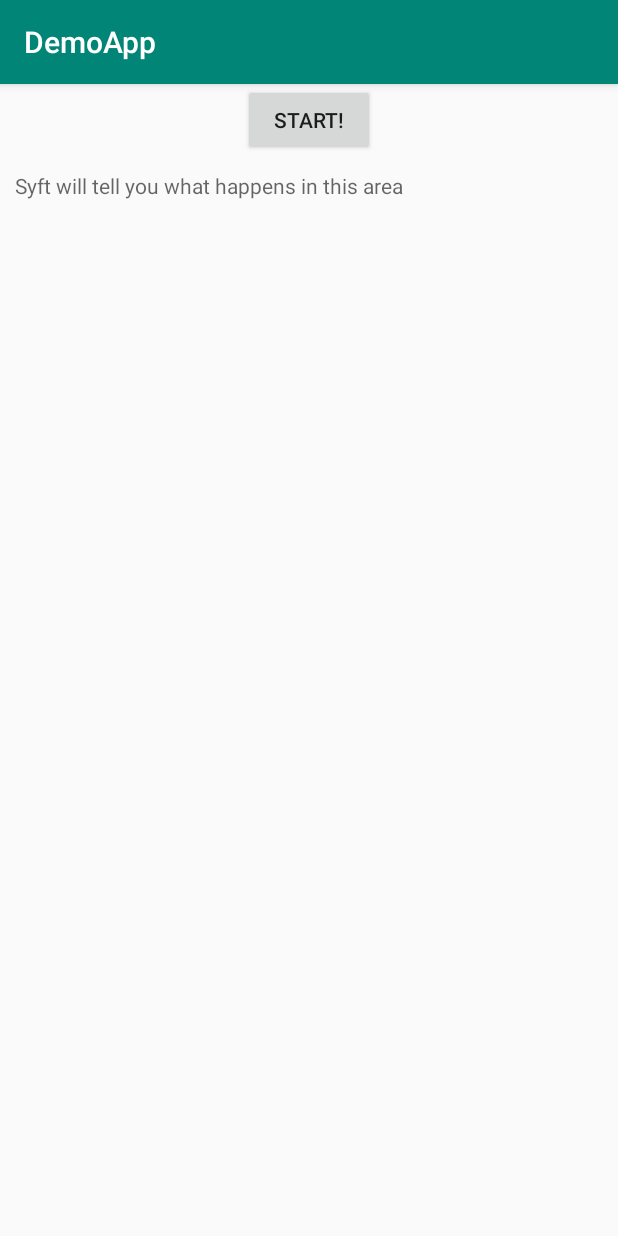
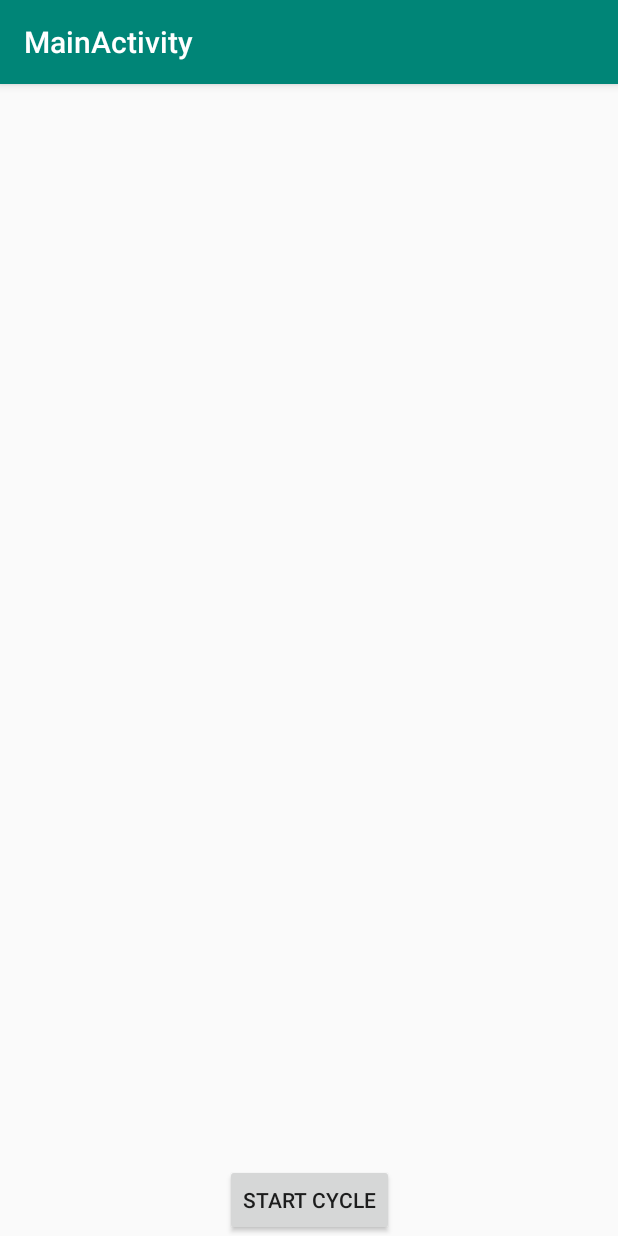
Before and after one commit to OpenMined/KotlinSyft, an Android app: the screen it shows after launch (MainActivity), on a phone screen of 412 x 824 dp. Run offline under Robolectric (Android 15) with nearby library versions, the phone set to English and light mode, and no system bars; our stand-ins replace RxJava, data binding; 1 statement that could not run was skipped.

Commit message:
added pygrid integration demo and logging

```diff
--- /dev/null
+++ b/demo-app/src/main/java/org/openmined/syft/demo/MainActivity.kt
@@ -0,0 +1,50 @@
+package org.openmined.syft.demo
+
+import android.os.Bundle
+import androidx.appcompat.app.AppCompatActivity
+import androidx.databinding.DataBindingUtil
+import io.reactivex.Scheduler
+import io.reactivex.android.schedulers.AndroidSchedulers
+import io.reactivex.schedulers.Schedulers
+import kotlinx.android.synthetic.main.activity_main.toolbar
+import org.openmined.syft.demo.databinding.ActivityMainBinding
+import org.openmined.syft.networking.clients.HttpClient
+import org.openmined.syft.networking.clients.SocketClient
+import org.openmined.syft.threading.ProcessSchedulers
+
+class MainActivity : AppCompatActivity() {
+    override fun onCreate(savedInstanceState: Bundle?) {
+        super.onCreate(savedInstanceState)
+        val binding: ActivityMainBinding =
+                DataBindingUtil.setContentView(this, R.layout.activity_main)
+        setSupportActionBar(toolbar)
+        binding.viewModel = initiateViewModel("192.168.1.13:5000")
+    }
+
+    private fun initiateViewModel(baseUrl: String): FederatedCycleViewModel {
+        val networkingSchedulers = object : ProcessSchedulers {
+            override val computeThreadScheduler: Scheduler
+                get() = Schedulers.io()
+            override val calleeThreadScheduler: Scheduler
+                get() = AndroidSchedulers.mainThread()
+        }
+        val computeSchedulers = object : ProcessSchedulers {
+            override val computeThreadScheduler: Scheduler
+                get() = Schedulers.computation()
+            override val calleeThreadScheduler: Scheduler
+                get() = Schedulers.single()
+        }
+        val socketClient = SocketClient(
+            baseUrl,
+            2000u,
+            computeSchedulers
+        )
+        val httpClient = HttpClient(baseUrl)
+        return FederatedCycleViewModel(
+            socketClient,
+            httpClient,
+            networkingSchedulers,
+            computeSchedulers
+        )
+    }
+}
--- a/demo-app/src/main/res/layout/activity_main.xml
+++ b/demo-app/src/main/res/layout/activity_main.xml
@@ -1,33 +1,49 @@
 <?xml version="1.0" encoding="utf-8"?>
-<androidx.constraintlayout.widget.ConstraintLayout xmlns:android="http://schemas.android.com/apk/res/android"
+<layout xmlns:android="http://schemas.android.com/apk/res/android"
     xmlns:app="http://schemas.android.com/apk/res-auto"
-    xmlns:tools="http://schemas.android.com/tools"
-    android:layout_width="match_parent"
-    android:layout_height="match_parent"
-    tools:context=".ui.MainActivity">
+    xmlns:tools="http://schemas.android.com/tools">
 
-    <Button
-        android:id="@+id/start_btn"
-        android:layout_width="wrap_content"
-        android:layout_height="wrap_content"
-        android:gravity="center"
-        android:text="@string/start"
-        app:layout_constraintEnd_toEndOf="parent"
-        app:layout_constraintStart_toStartOf="parent"
-        app:layout_constraintTop_toTopOf="parent" />
+    <data>
 
-    <ScrollView
-        android:id="@+id/ScrollView01"
-        android:layout_width="wrap_content"
-        android:layout_height="wrap_content"
-        android:layout_margin="10dp"
-        app:layout_constraintStart_toStartOf="parent"
-        app:layout_constraintTop_toBottomOf="@id/start_btn">
+        <variable
+            name="viewModel"
+            type="org.openmined.syft.demo.FederatedCycleViewModel" />
+    </data>
 
-        <TextView
-            android:id="@+id/log_area"
+    <androidx.coordinatorlayout.widget.CoordinatorLayout
+        android:layout_width="match_parent"
+        android:layout_height="match_parent"
+        tools:context=".MainActivity">
+
+        <com.google.android.material.appbar.AppBarLayout
             android:layout_width="match_parent"
             android:layout_height="wrap_content"
-            android:hint="@string/log_message_hint" />
-    </ScrollView>
-</androidx.constraintlayout.widget.ConstraintLayout>
+            android:theme="@style/AppTheme.AppBarOverlay">
+
+            <androidx.appcompat.widget.Toolbar
+                android:id="@+id/toolbar"
+                android:layout_width="match_parent"
+                android:layout_height="?attr/actionBarSize"
+                android:background="?attr/colorPrimary"
+                app:popupTheme="@style/AppTheme.PopupOverlay" />
+
+        </com.google.android.material.appbar.AppBarLayout>
+
+        <androidx.constraintlayout.widget.ConstraintLayout
+            android:layout_width="match_parent"
+            android:layout_height="match_parent"
+            tools:context=".FederatedCycleFragment">
+
+            <Button
+                android:id="@+id/button_first"
+                android:layout_width="wrap_content"
+                android:layout_height="wrap_content"
+                android:onClick="@{() -> viewModel.startCycle()}"
+                android:text="@string/start"
+                app:layout_constraintBottom_toBottomOf="parent"
+                app:layout_constraintEnd_toEndOf="parent"
+                app:layout_constraintStart_toStartOf="parent" />
+        </androidx.constraintlayout.widget.ConstraintLayout>
+
+    </androidx.coordinatorlayout.widget.CoordinatorLayout>
+</layout>
--- /dev/null
+++ b/demo-app/src/main/res/values/dimens.xml
@@ -0,0 +1,3 @@
+<resources>
+    <dimen name="fab_margin">16dp</dimen>
+</resources>
--- a/demo-app/src/main/res/values/strings.xml
+++ b/demo-app/src/main/res/values/strings.xml
@@ -1,5 +1,12 @@
 <resources>
     <string name="app_name">DemoApp</string>
-    <string name="start">Start!</string>
     <string name="log_message_hint">Syft will tell you what happens in this area</string>
+    <string name="title_activity_main">MainActivity</string>
+    <!-- Strings used for fragments for navigation -->
+    <string name="first_fragment_label">First Fragment</string>
+    <string name="second_fragment_label">Second Fragment</string>
+    <string name="start">Start Cycle</string>
+    <string name="previous">Previous</string>
+    <string name="hello_first_fragment">Hello first fragment</string>
+    <string name="hello_second_fragment">Hello second fragment. Arg: %1$s</string>
 </resources>
--- a/demo-app/src/main/res/values/styles.xml
+++ b/demo-app/src/main/res/values/styles.xml
@@ -8,4 +8,13 @@
         <item name="colorAccent">@color/colorAccent</item>
     </style>
 
+    <style name="AppTheme.NoActionBar">
+        <item name="windowActionBar">false</item>
+        <item name="windowNoTitle">true</item>
+    </style>
+
+    <style name="AppTheme.AppBarOverlay" parent="ThemeOverlay.AppCompat.Dark.ActionBar" />
+
+    <style name="AppTheme.PopupOverlay" parent="ThemeOverlay.AppCompat.Light" />
+
 </resources>
--- a/syftlib/src/main/java/org/openmined/syft/Syft.kt
+++ b/syftlib/src/main/java/org/openmined/syft/Syft.kt
@@ -126,9 +126,9 @@ class Syft private constructor(
             this.workerId = workerId
     }
 
-    private fun getPing() = ""
-    private fun getDownloadSpeed() = ""
-    private fun getUploadSpeed() = ""
+    private fun getPing() = "1"
+    private fun getDownloadSpeed() = "1000"
+    private fun getUploadSpeed() = "1000"
 
     private fun handleCycleReject(responseData: CycleResponseData.CycleReject) {
         var jobId = SyftJob.JobID(responseData.modelName)
--- a/syftlib/src/main/java/org/openmined/syft/networking/clients/HttpClient.kt
+++ b/syftlib/src/main/java/org/openmined/syft/networking/clients/HttpClient.kt
@@ -4,6 +4,7 @@ import com.jakewharton.retrofit2.converter.kotlinx.serialization.asConverterFact
 import kotlinx.serialization.json.Json
 import okhttp3.MediaType.Companion.toMediaType
 import org.openmined.syft.networking.requests.HttpAPI
+import org.openmined.syft.networking.requests.Protocol
 import retrofit2.Retrofit
 import retrofit2.adapter.rxjava2.RxJava2CallAdapterFactory
 
@@ -11,7 +12,7 @@ class HttpClient(baseUrl: String) {
     val apiClient: HttpAPI = Retrofit.Builder()
             .addCallAdapterFactory(RxJava2CallAdapterFactory.create())
             .addConverterFactory(Json.asConverterFactory("application/json".toMediaType()))
-            .baseUrl(baseUrl)
+            .baseUrl("${Protocol.HTTP}://$baseUrl")
             .build().create(HttpAPI::class.java)
 
 }
--- a/syftlib/src/main/java/org/openmined/syft/processes/SyftJob.kt
+++ b/syftlib/src/main/java/org/openmined/syft/processes/SyftJob.kt
@@ -54,7 +54,7 @@ class SyftJob(
         //todo all this in syft.kt
         //todo check for connection if doesn't exist establish one
         //todo before calling this function syft should have checked the bandwidth etc requirements
-        if (cycleStatus.get() == CycleStatus.APPLY) {
+        if (cycleStatus.get() == CycleStatus.REJECT) {
             Log.d(TAG, "job awaiting timer completion to resend the Cycle Request")
             return
         }
```
Also changed, not shown: demo-app/build.gradle (+17 -2 lines), demo-app/src/main/AndroidManifest.xml (+7 -2 lines), demo-app/src/main/java/org/openmined/syft/demo/FederatedCycleViewModel.kt (added, +30 -0 lines), demo-app/src/main/java/org/openmined/syft/demo/StandaloneDemo.kt (deleted, +0 -32 lines), syftlib/src/main/java/org/openmined/syft/networking/clients/SocketClient.kt (+6 -1 lines), syftlib/src/main/java/org/openmined/syft/networking/requests/Protocol.kt (+7 -1 lines).
